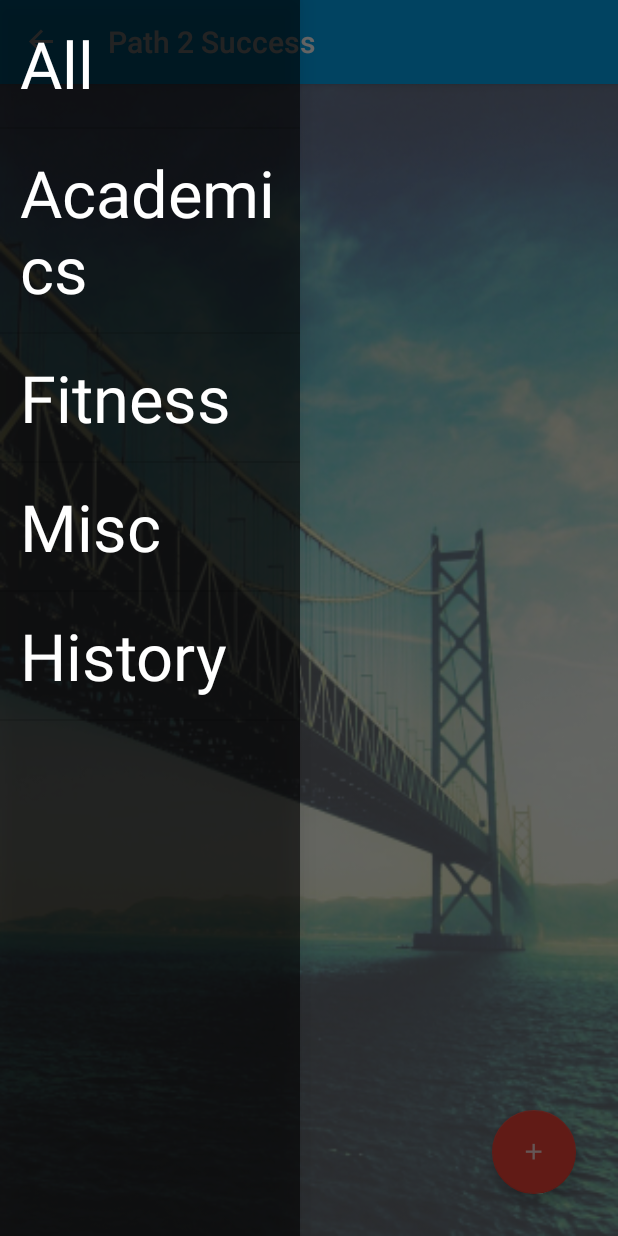
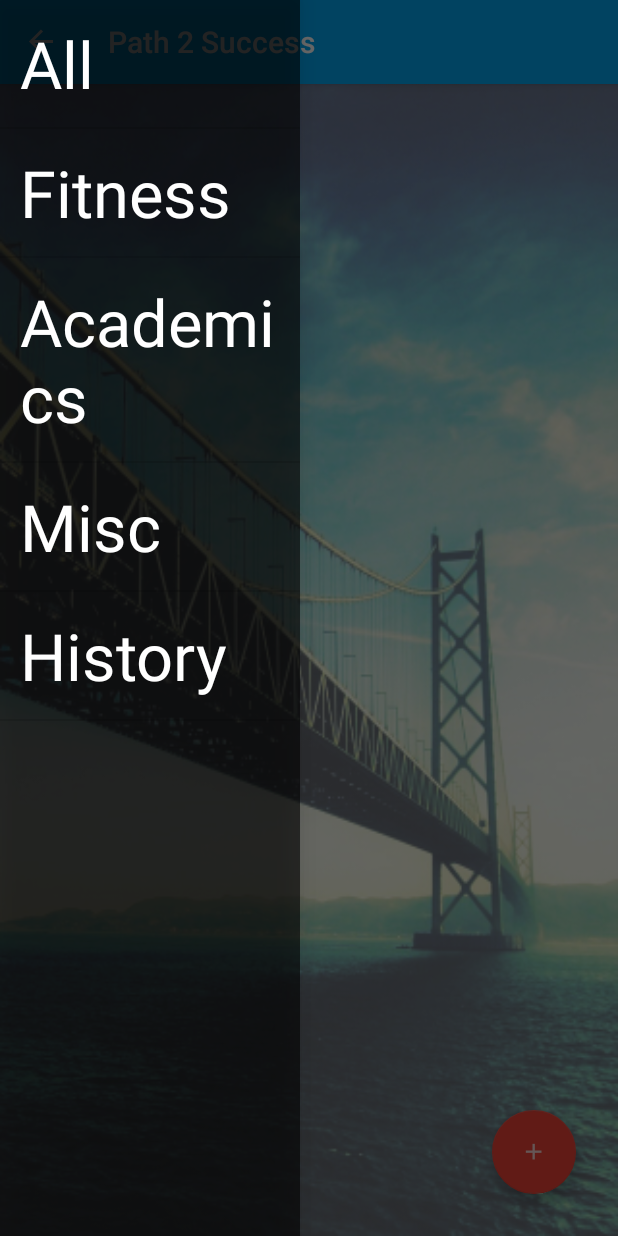
Before and after one commit to alisonhc/Path2Success, an Android app: the screen it shows after launch (HomeScreenActivity), with the side drawer open, on a phone screen of 412 x 824 dp. Run offline under Robolectric (Android 15) with nearby library versions, the phone set to English and light mode, and no system bars.

Commit message:
minor bug

```diff
--- a/app/src/main/java/com/example/tyler/Path2Success/HomeScreenActivity.java
+++ b/app/src/main/java/com/example/tyler/Path2Success/HomeScreenActivity.java
@@ -46,7 +46,7 @@ public class HomeScreenActivity extends AppCompatActivity implements Serializabl
     private ActionBarDrawerToggle drawerToggle;
     private DrawerLayout drawerLayout;
     private MediaPlayer soundPlayer;
-    private String[] dArray = {"All","Academics", "Fitness", "Misc","History"};
+    private String[] dArray = {"All","Fitness","Academics",  "Misc","History"};
 
 
     /**
```
